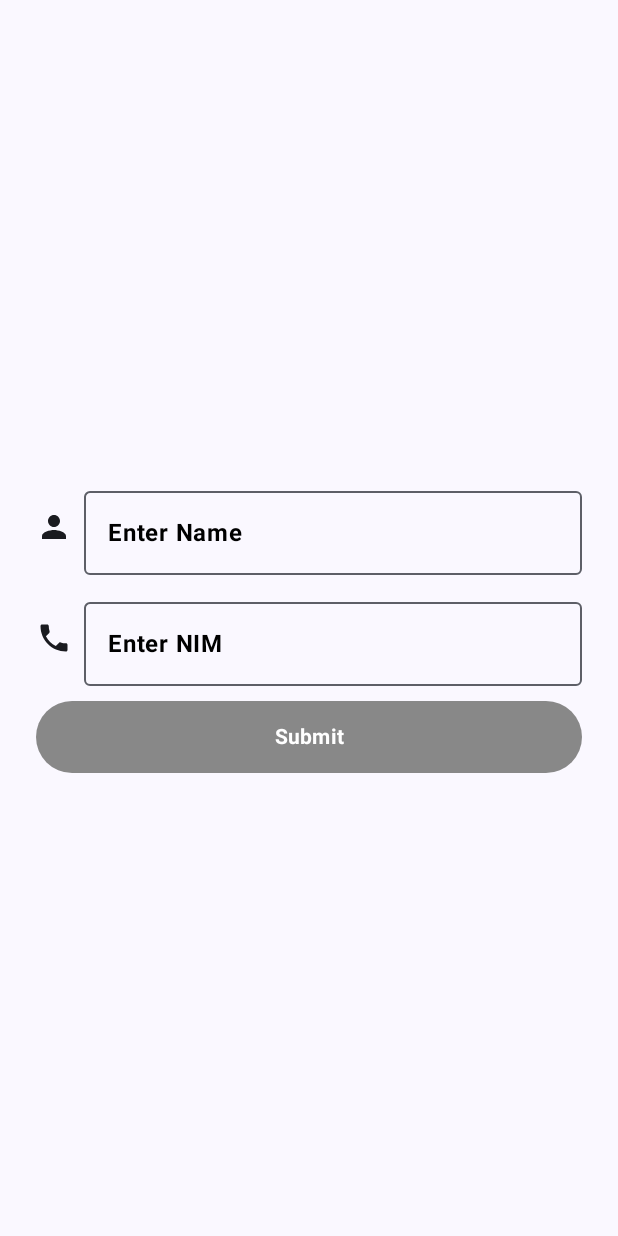
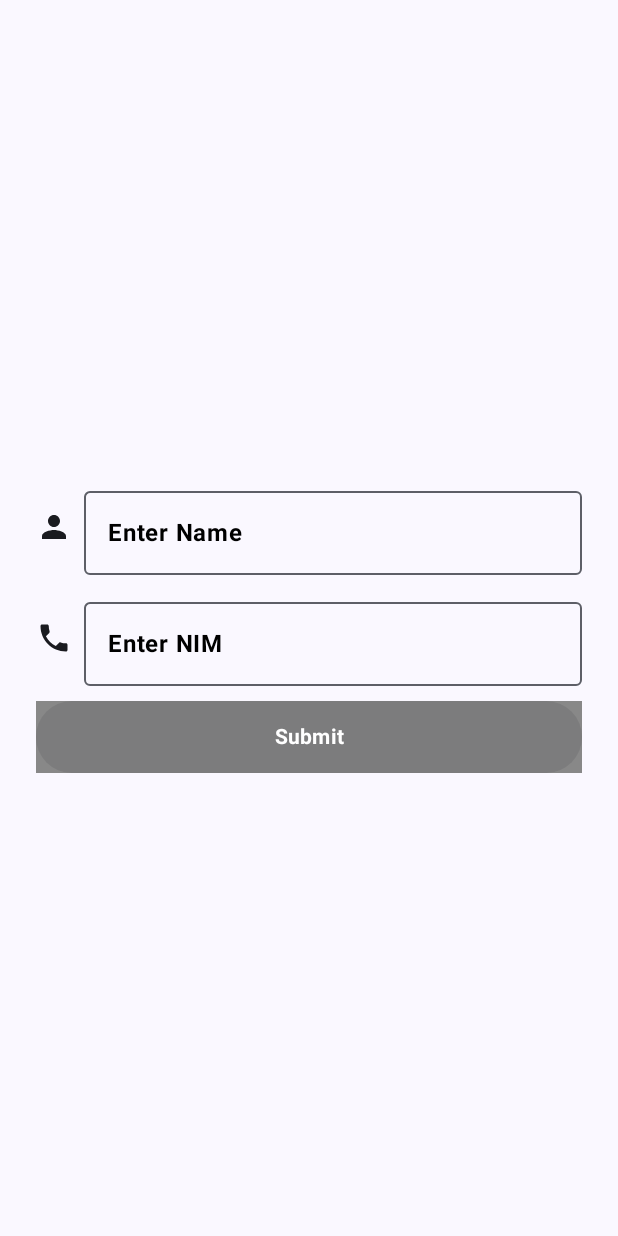
Before and after one commit to DianPandus/PapbPrak, an Android app built with Jetpack Compose: the screen it shows after launch (MainActivity), on a phone screen of 412 x 824 dp. Run offline under Robolectric (Android 15) with nearby library versions, the phone set to English and light mode, and no system bars.

Commit message:
ui state button submit, on off

```diff
--- a/app/src/main/java/com/yanz/projectpapb/MainActivity.kt
+++ b/app/src/main/java/com/yanz/projectpapb/MainActivity.kt
@@ -1,10 +1,14 @@
 package com.yanz.projectpapb
 
+import android.graphics.drawable.shapes.Shape
 import android.os.Bundle
+import android.util.Log
+import android.widget.Toast
 import androidx.activity.ComponentActivity
 import androidx.activity.compose.setContent
 import androidx.compose.animation.AnimatedVisibility
 import androidx.compose.foundation.background
+import androidx.compose.foundation.gestures.detectTapGestures
 import androidx.compose.foundation.layout.*
 import androidx.compose.foundation.shape.RoundedCornerShape
 import androidx.compose.foundation.text.KeyboardOptions
@@ -16,12 +20,13 @@ import androidx.compose.runtime.*
 import androidx.compose.ui.Alignment
 import androidx.compose.ui.Modifier
 import androidx.compose.ui.graphics.Color
+import androidx.compose.ui.input.pointer.pointerInput
+import androidx.compose.ui.platform.LocalContext
 import androidx.compose.ui.text.input.ImeAction
 import androidx.compose.ui.text.input.KeyboardType
 import androidx.compose.ui.text.style.TextAlign
 import androidx.compose.ui.unit.dp
 import androidx.compose.ui.text.font.FontWeight
-import androidx.compose.ui.tooling.preview.Preview
 import com.yanz.projectpapb.ui.theme.ProjectPapbTheme
 
 class MainActivity : ComponentActivity() {
@@ -47,6 +52,9 @@ fun MyScreen() {
     var inputText by remember { mutableStateOf("") }
     var inputText2 by remember { mutableStateOf("") }
     var isVisible by remember { mutableStateOf(false) }
+
+    // UI state to check if the form is valid
+    val isFormValid = inputText.isNotBlank() && inputText2.isNotBlank()
 
     Column(
         modifier = Modifier
@@ -104,7 +112,7 @@ fun MyScreen() {
                 onValueChange = { inputText = it },
                 label = { Text("Enter Name", color = Color.Black, fontWeight = FontWeight.Bold) },
                 modifier = Modifier
-                    .weight(1f), // Use weight to take remaining space
+                    .weight(1f),
                 textStyle = LocalTextStyle.current.copy(color = Color.Black),
                 keyboardOptions = KeyboardOptions.Default.copy(imeAction = ImeAction.Done),
                 singleLine = true,
@@ -140,7 +148,7 @@ fun MyScreen() {
 
         Spacer(modifier = Modifier.height(10.dp))
 
-        // Button Submit
+        // Button Submit with UI state handling and rounded corners
         Button(
             onClick = {
                 text = inputText
@@ -149,14 +157,18 @@ fun MyScreen() {
             },
             modifier = Modifier
                 .fillMaxWidth()
-                .height(48.dp),
+                .height(48.dp)
+                .then(
+                    if (!isFormValid) Modifier.background(Color.Gray)
+                    else Modifier.background(Color.Magenta)
+                ),
+            enabled = isFormValid, // Disable button when form is invalid
             colors = ButtonDefaults.buttonColors(
-                containerColor = Color.Gray,
+                containerColor = if (isFormValid) Color.Magenta else Color.Gray,
                 contentColor = Color.White
             ),
         ) {
-            Text("Submit", textAlign = TextAlign.Center, fontWeight = FontWeight.Bold)
-
+            Text("Submit", textAlign = TextAlign.Center, fontWeight = FontWeight.Bold, color = Color.White)
         }
     }
-    }
+}
```
Also changed, not shown: 2 other files.
